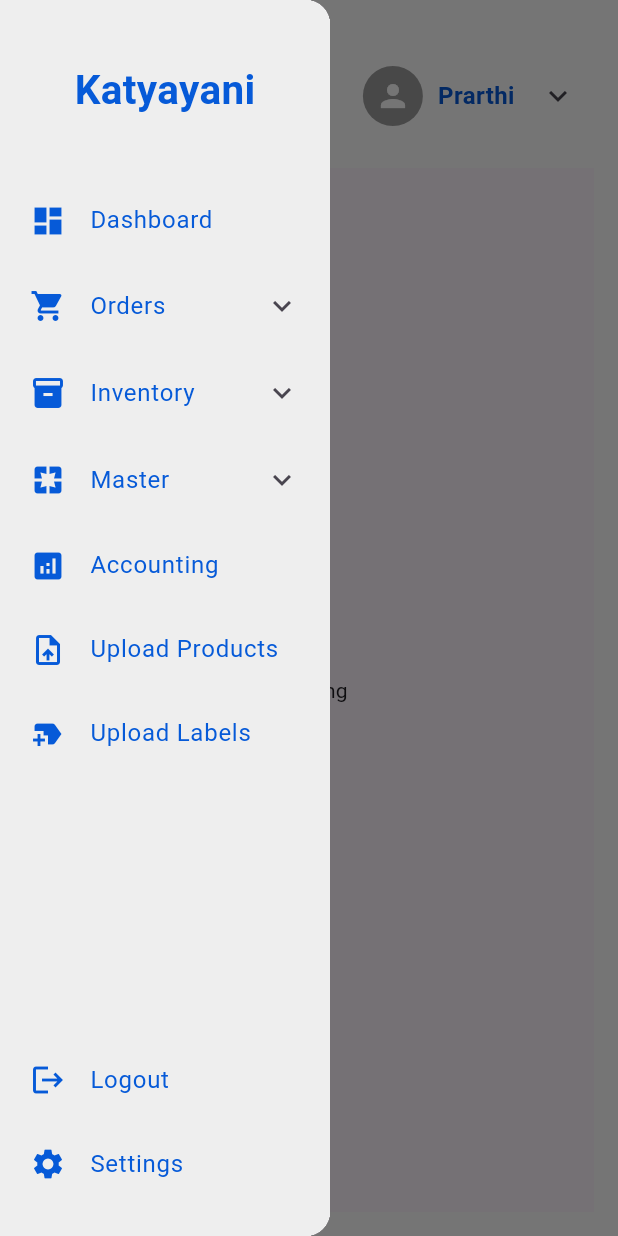
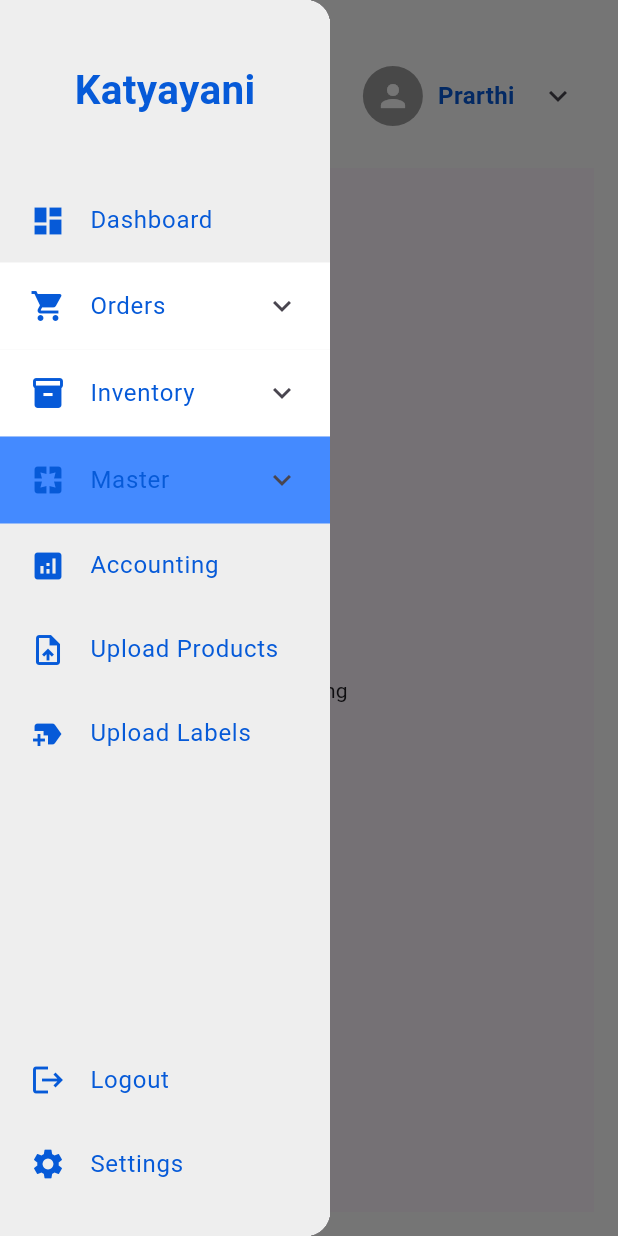
Before and after one commit to Prarthi15/inventory_management, a Flutter app: the DashboardPage screen opened directly, with the side drawer open, on a phone screen of 412 x 824 dp. Run offline on Flutter 3.47's test engine with Material 3 defaults, Android fonts, the phone set to English and light mode, and no system bars; our stand-ins replace dropdown_search, file_picker, font_awesome_flutter, google_fonts, image_picker, multi_dropdown and 1 more; missing offline and left inert: dart:js, excel, pagination_flutter; accounts and stored records are empty; network calls fail.

Commit message:
some dashborad selecetd item highlighted problem is now resolved

```diff
--- a/lib/dashboard.dart
+++ b/lib/dashboard.dart
@@ -289,6 +289,7 @@ class _DashboardPageState extends State<DashboardPage> {
       ),
       child: ExpansionTile(
         tilePadding: const EdgeInsets.symmetric(horizontal: 20.0),
+         collapsedBackgroundColor:["Orders Page","Book Page","Picker Page","Packer Page","Checker Page","Racked Page","Manifest Page"].contains(selectedDrawerItem)?AppColors.blueAccent:AppColors.white,
         title: Text(
           'Orders',
           style: TextStyle(
@@ -410,6 +411,7 @@ class _DashboardPageState extends State<DashboardPage> {
       ),
       child: ExpansionTile(
         tilePadding: const EdgeInsets.symmetric(horizontal: 20.0),
+         collapsedBackgroundColor:["Manage Inventory"].contains(selectedDrawerItem)?AppColors.blueAccent:AppColors.white,
         title: Text(
           'Inventory',
           style: TextStyle(
@@ -458,6 +460,9 @@ class _DashboardPageState extends State<DashboardPage> {
       ),
       child: ExpansionTile(
         tilePadding: const EdgeInsets.symmetric(horizontal: 20.0),
+        collapsedBackgroundColor:["Label Page","Create Label Page","Product Master","Category Master","Combo Master","Marketplace Master","Location Master"].contains(selectedDrawerItem)?AppColors.blueAccent:AppColors.white,
+
+
         title: Text(
           'Master',
           style: TextStyle(
```
